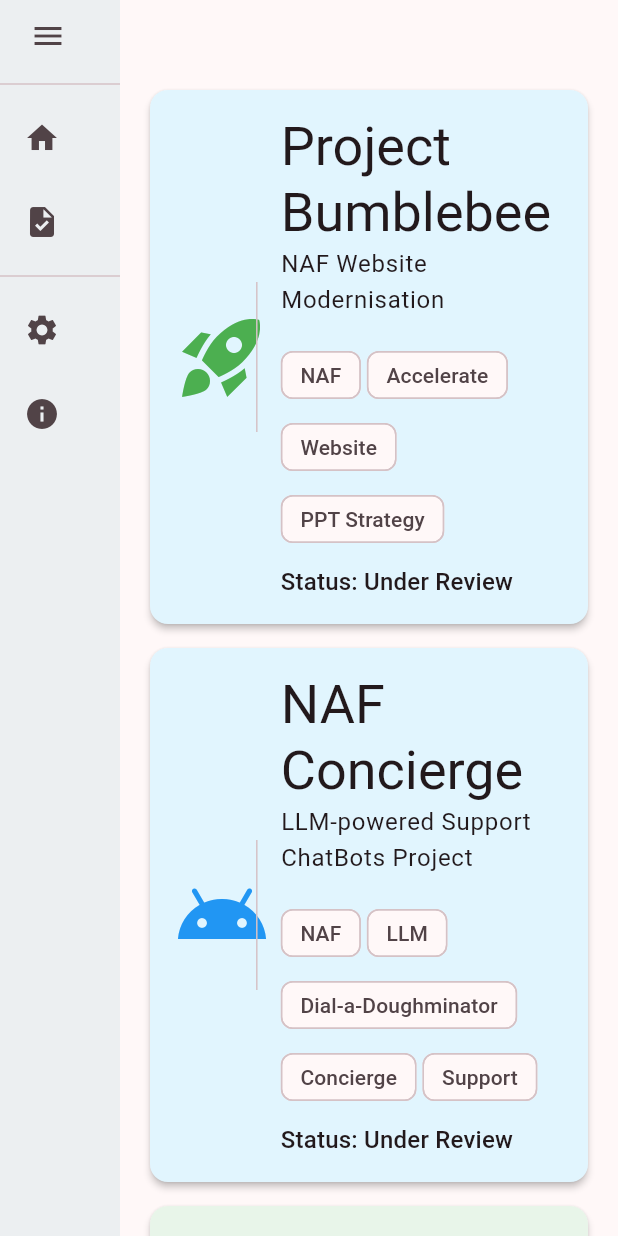
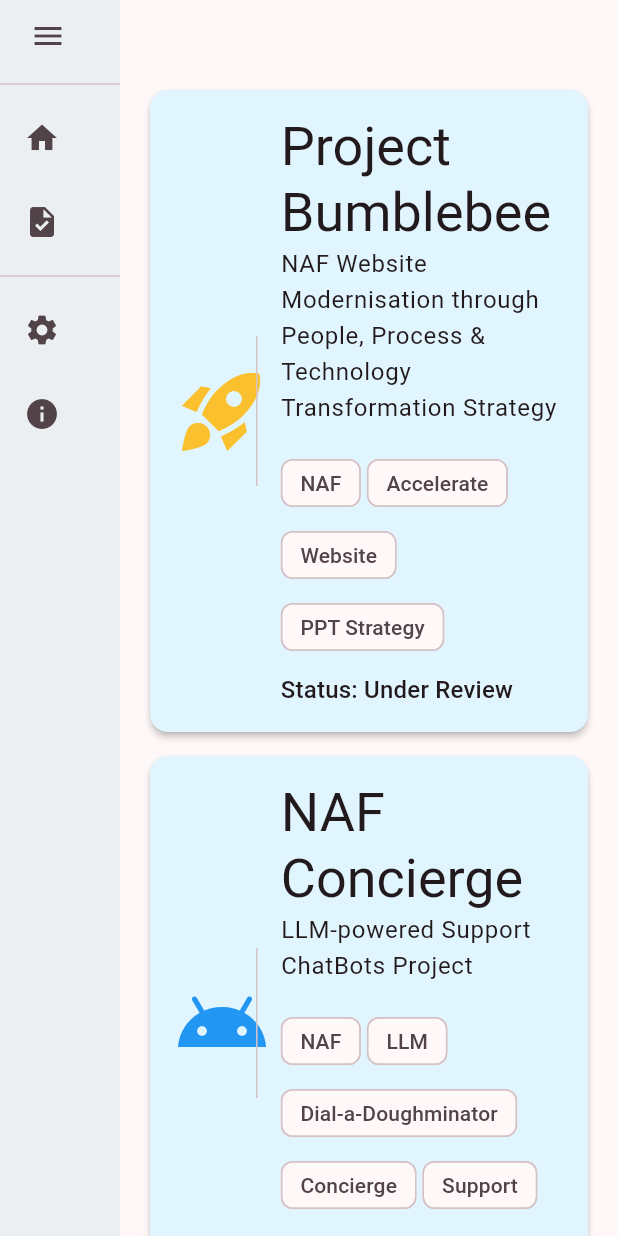
Before and after one commit to atketan/objective-otter, a Flutter app: the screen it shows after launch, after a tap on the "menu open" icon, on a phone screen of 412 x 824 dp. Run offline on Flutter 3.47's test engine with Material 3 defaults, Android fonts, the phone set to English and light mode, and no system bars; our stand-ins replace easy_sidemenu, firebase_core, go_router; accounts and stored records are empty.

Commit message:
chore: Update project description for Project Bumblebee
This commit updates the project description for Project Bumblebee in the ProjectsHomeScreen. The new description provides a more detailed explanation of the project's goals and objectives, specifically focusing on the transformation strategy involving people, process, and technology. This change improves the clarity and understanding of the project for users and developers.

```diff
--- a/lib/presentation/projects_home/projects_home_screen.dart
+++ b/lib/presentation/projects_home/projects_home_screen.dart
@@ -12,10 +12,11 @@ class ProjectsScreenState extends State<ProjectsScreen> {
   List<ProjectsCardDetails> projectCards = [
     ProjectsCardDetails(
       projectName: "Project Bumblebee",
-      projectDescription: "NAF Website Modernisation",
-      projectIcon: const Icon(
+      projectDescription:
+          "NAF Website Modernisation through People, Process & Technology Transformation Strategy",
+      projectIcon: Icon(
         Icons.rocket_launch_sharp,
-        color: Colors.green,
+        color: Colors.yellow[700],
         size: 64,
       ),
       projectTags: [
```
